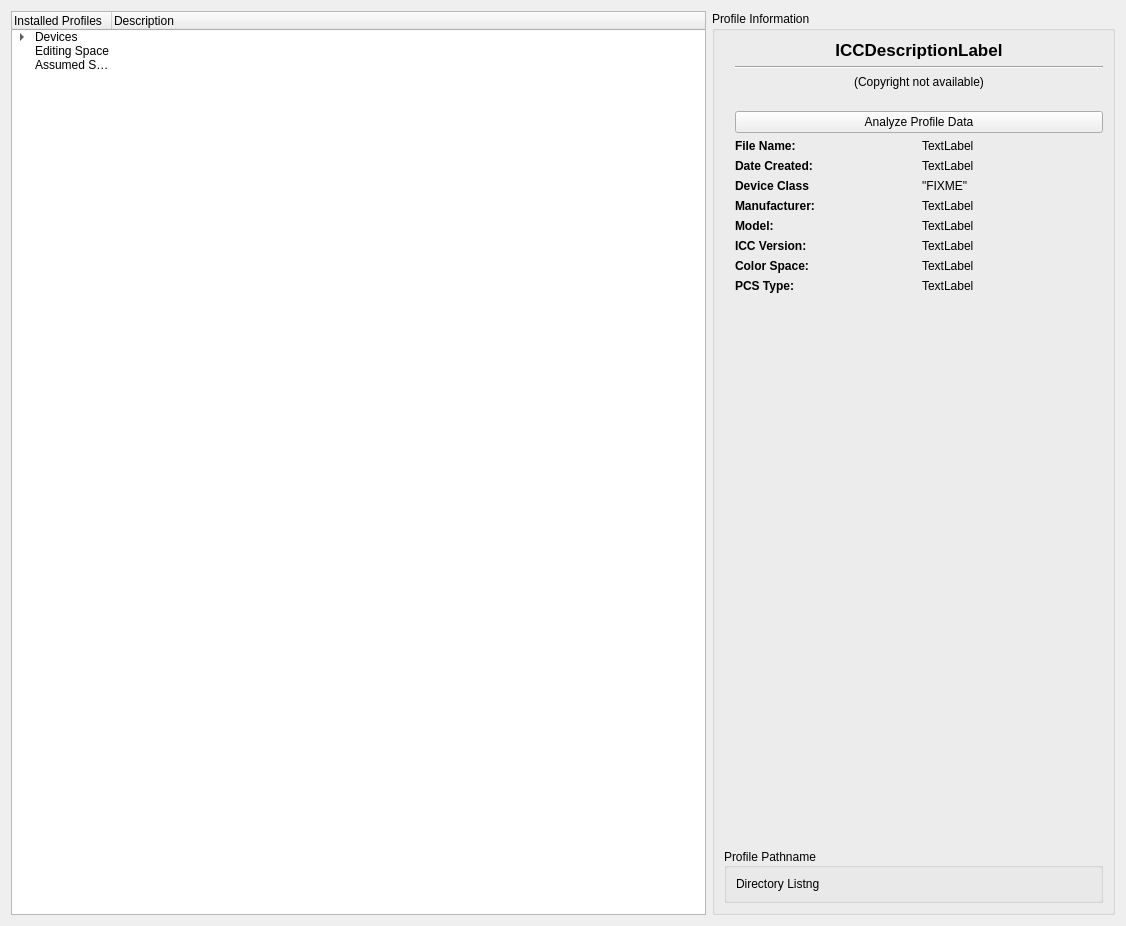
KDE/kolor-manager, file information/kminfo.ui: the form before one commit.
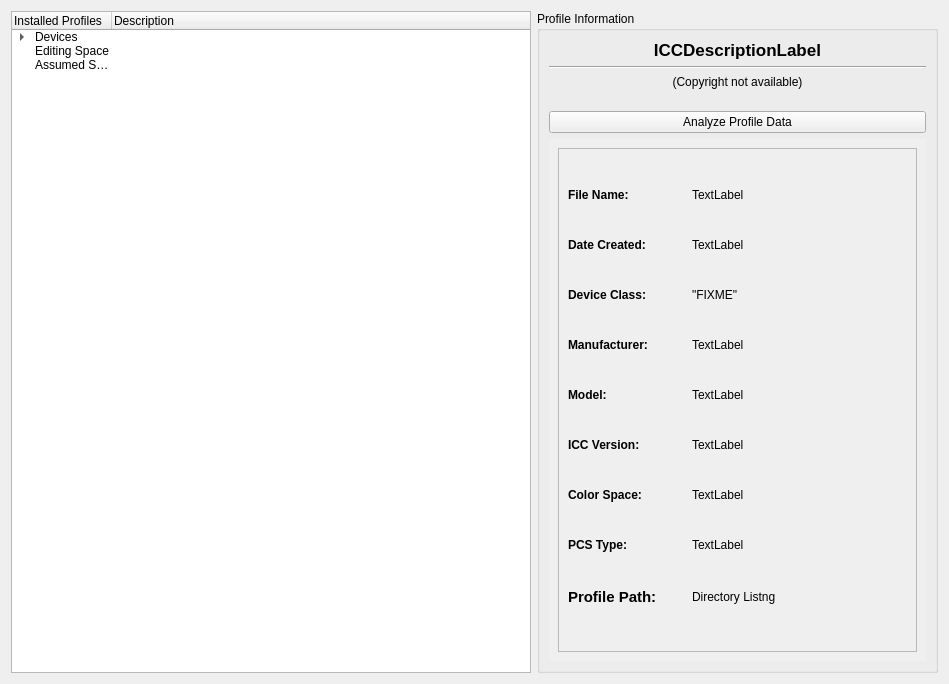
The form after the commit.

Commit message: Improved layout.  The profileInfoGroupBox will not take over the whole dialog now.  It will create scroll bars if needed for longer strings in the profile information area.

What changed in the file:
```diff
--- a/information/kminfo.ui
+++ b/information/kminfo.ui
@@ -1,27 +1,39 @@
 <ui version="4.0" >
  <class>kminfo</class>
- <widget class="QWidget" name="kminfo" >
-  <property name="geometry" >
+ <widget class="QWidget" name="kminfo">
+  <property name="geometry">
    <rect>
     <x>0</x>
     <y>0</y>
-    <width>1126</width>
-    <height>926</height>
+    <width>949</width>
+    <height>684</height>
    </rect>
   </property>
   <property name="windowTitle" >
    <string>Form</string>
   </property>
-  <layout class="QGridLayout" name="gridLayout_3" >
-   <item row="0" column="0" >
-    <widget class="QTreeWidget" name="installedProfilesTree" >
-     <property name="sizePolicy" >
-      <sizepolicy vsizetype="Minimum" hsizetype="Ignored" >
+  <layout class="QGridLayout" name="gridLayout_4">
+   <item row="0" column="0">
+    <widget class="QTreeWidget" name="installedProfilesTree">
+     <property name="sizePolicy">
+      <sizepolicy hsizetype="Preferred" vsizetype="Minimum">
        <horstretch>0</horstretch>
        <verstretch>0</verstretch>
       </sizepolicy>
      </property>
-     <property name="alternatingRowColors" >
+     <property name="minimumSize">
+      <size>
+       <width>520</width>
+       <height>0</height>
+      </size>
+     </property>
+     <property name="maximumSize">
+      <size>
+       <width>600</width>
+       <height>16777215</height>
+      </size>
+     </property>
+     <property name="alternatingRowColors">
       <bool>false</bool>
      </property>
      <property name="selectionMode" >
@@ -101,33 +113,28 @@
      </item>
     </widget>
    </item>
-   <item row="0" column="1" >
-    <widget class="QGroupBox" name="profileInfoGroupBox" >
-     <property name="sizePolicy" >
-      <sizepolicy vsizetype="Preferred" hsizetype="Maximum" >
+   <item row="0" column="1">
+    <widget class="QGroupBox" name="profileInfoGroupBox">
+     <property name="sizePolicy">
+      <sizepolicy hsizetype="Ignored" vsizetype="Preferred">
        <horstretch>0</horstretch>
        <verstretch>0</verstretch>
       </sizepolicy>
      </property>
-     <property name="title" >
+     <property name="minimumSize">
+      <size>
+       <width>100</width>
+       <height>0</height>
+      </size>
+     </property>
+     <property name="title">
       <string>Profile Information</string>
      </property>
-     <layout class="QGridLayout" name="gridLayout_2" >
-      <item row="0" column="0" >
-       <layout class="QVBoxLayout" name="verticalLayout" >
-        <property name="sizeConstraint" >
-         <enum>QLayout::SetDefaultConstraint</enum>
-        </property>
-        <property name="leftMargin" >
-         <number>11</number>
-        </property>
-        <property name="bottomMargin" >
-         <number>9</number>
-        </property>
-        <item>
-         <widget class="QLabel" name="descriptionTagLabel" >
-          <property name="sizePolicy" >
-           <sizepolicy vsizetype="Fixed" hsizetype="Preferred" >
+     <layout class="QGridLayout" name="gridLayout_3">
+      <item row="0" column="0">
+       <widget class="QLabel" name="descriptionTagLabel">
+        <property name="sizePolicy">
+         <sizepolicy hsizetype="Preferred" vsizetype="Fixed">
             <horstretch>0</horstretch>
             <verstretch>0</verstretch>
            </sizepolicy>
@@ -150,17 +157,17 @@
           </property>
          </widget>
         </item>
-        <item>
-         <widget class="Line" name="line_2" >
-          <property name="orientation" >
+      <item row="1" column="0">
+       <widget class="Line" name="line_2">
+        <property name="orientation">
            <enum>Qt::Horizontal</enum>
           </property>
          </widget>
         </item>
-        <item>
-         <widget class="QLabel" name="copyrightTagLabel" >
-          <property name="sizePolicy" >
-           <sizepolicy vsizetype="Fixed" hsizetype="Preferred" >
+      <item row="2" column="0">
+       <widget class="QLabel" name="copyrightTagLabel">
+        <property name="sizePolicy">
+         <sizepolicy hsizetype="Preferred" vsizetype="Fixed">
             <horstretch>0</horstretch>
             <verstretch>0</verstretch>
            </sizepolicy>
@@ -188,34 +195,110 @@
           </property>
          </widget>
         </item>
-        <item>
-         <spacer name="verticalSpacer" >
-          <property name="orientation" >
+      <item row="3" column="0">
+       <spacer name="verticalSpacer">
+        <property name="orientation">
            <enum>Qt::Vertical</enum>
           </property>
           <property name="sizeType" >
            <enum>QSizePolicy::Fixed</enum>
           </property>
-          <property name="sizeHint" stdset="0" >
+        <property name="sizeHint" stdset="0">
            <size>
-            <width>368</width>
+          <width>358</width>
             <height>16</height>
            </size>
           </property>
          </spacer>
         </item>
-        <item>
-         <widget class="QPushButton" name="launchICCExaminButton" >
-          <property name="text" >
+      <item row="4" column="0">
+       <widget class="QPushButton" name="launchICCExaminButton">
+        <property name="sizePolicy">
+         <sizepolicy hsizetype="Preferred" vsizetype="Fixed">
+          <horstretch>0</horstretch>
+          <verstretch>0</verstretch>
+         </sizepolicy>
+        </property>
+        <property name="minimumSize">
+         <size>
+          <width>241</width>
+          <height>0</height>
+         </size>
+        </property>
+        <property name="text">
            <string>Analyze Profile Data</string>
           </property>
          </widget>
         </item>
-        <item>
-         <layout class="QGridLayout" name="gridLayout" >
-          <item row="0" column="0" >
-           <widget class="QLabel" name="filenameLabel" >
-            <property name="font" >
+      <item row="5" column="0">
+       <widget class="QScrollArea" name="scrollArea">
+        <property name="sizePolicy">
+         <sizepolicy hsizetype="Preferred" vsizetype="Preferred">
+          <horstretch>0</horstretch>
+          <verstretch>0</verstretch>
+         </sizepolicy>
+        </property>
+        <property name="frameShape">
+         <enum>QFrame::NoFrame</enum>
+        </property>
+        <property name="verticalScrollBarPolicy">
+         <enum>Qt::ScrollBarAlwaysOff</enum>
+        </property>
+        <property name="widgetResizable">
+         <bool>true</bool>
+        </property>
+        <widget class="QWidget" name="scrollAreaWidgetContents">
+         <property name="geometry">
+          <rect>
+           <x>0</x>
+           <y>0</y>
+           <width>383</width>
+           <height>480</height>
+          </rect>
+         </property>
+         <layout class="QGridLayout" name="gridLayout_2">
+          <item row="0" column="0">
+           <widget class="QFrame" name="frame">
+            <property name="sizePolicy">
+             <sizepolicy hsizetype="MinimumExpanding" vsizetype="MinimumExpanding">
+              <horstretch>99</horstretch>
+              <verstretch>99</verstretch>
+             </sizepolicy>
+            </property>
+            <property name="minimumSize">
+             <size>
+              <width>300</width>
+              <height>300</height>
+             </size>
+            </property>
+            <property name="frameShape">
+             <enum>QFrame::StyledPanel</enum>
+            </property>
+            <property name="frameShadow">
+             <enum>QFrame::Raised</enum>
+            </property>
+            <layout class="QGridLayout" name="gridLayout">
+             <item row="0" column="0">
+              <widget class="QLabel" name="filenameLabel">
+               <property name="sizePolicy">
+                <sizepolicy hsizetype="Fixed" vsizetype="Maximum">
+                 <horstretch>0</horstretch>
+                 <verstretch>0</verstretch>
+                </sizepolicy>
+               </property>
+               <property name="minimumSize">
+                <size>
+                 <width>88</width>
+                 <height>0</height>
+                </size>
+               </property>
+               <property name="maximumSize">
+                <size>
+                 <width>88</width>
+                 <height>16777215</height>
+                </size>
+               </property>
+               <property name="font">
              <font>
               <weight>75</weight>
               <italic>false</italic>
@@ -230,9 +313,21 @@
             </property>
            </widget>
           </item>
-          <item row="0" column="1" >
-           <widget class="QLabel" name="filenameTagLabel" >
-            <property name="font" >
+             <item row="0" column="1">
+              <widget class="QLabel" name="filenameTagLabel">
+               <property name="sizePolicy">
+                <sizepolicy hsizetype="Ignored" vsizetype="Maximum">
+                 <horstretch>0</horstretch>
+                 <verstretch>0</verstretch>
+                </sizepolicy>
+               </property>
+               <property name="minimumSize">
+                <size>
+                 <width>100</width>
+                 <height>0</height>
+                </size>
+               </property>
+               <property name="font">
              <font>
               <italic>false</italic>
              </font>
@@ -252,10 +347,10 @@
             <property name="scaledContents" >
              <bool>false</bool>
             </property>
-            <property name="alignment" >
-             <set>Qt::AlignLeading|Qt::AlignLeft|Qt::AlignVCenter</set>
-            </property>
-            <property name="wordWrap" >
+               <property name="alignment">
+                <set>Qt::AlignJustify|Qt::AlignVCenter</set>
+               </property>
+               <property name="wordWrap">
              <bool>true</bool>
             </property>
             <property name="margin" >
@@ -266,9 +361,21 @@
             </property>
            </widget>
           </item>
-          <item row="1" column="0" >
-           <widget class="QLabel" name="dateTextLabel" >
-            <property name="font" >
+             <item row="1" column="0">
+              <widget class="QLabel" name="dateTextLabel">
+               <property name="sizePolicy">
+                <sizepolicy hsizetype="Fixed" vsizetype="Maximum">
+                 <horstretch>0</horstretch>
+                 <verstretch>0</verstretch>
+                </sizepolicy>
+               </property>
+               <property name="minimumSize">
+                <size>
+                 <width>116</width>
+                 <height>0</height>
+                </size>
+               </property>
+               <property name="font">
              <font>
               <weight>75</weight>
               <italic>false</italic>
@@ -281,36 +388,84 @@
             </property>
            </widget>
           </item>
-          <item row="1" column="1" >
-           <widget class="QLabel" name="dateTagLabel" >
-            <property name="text" >
+             <item row="1" column="1">
+              <widget class="QLabel" name="dateTagLabel">
+               <property name="sizePolicy">
+                <sizepolicy hsizetype="Ignored" vsizetype="Maximum">
+                 <horstretch>0</horstretch>
+                 <verstretch>0</verstretch>
+                </sizepolicy>
+               </property>
+               <property name="minimumSize">
+                <size>
+                 <width>100</width>
+                 <height>0</height>
+                </size>
+               </property>
+               <property name="text">
              <string>TextLabel</string>
             </property>
            </widget>
           </item>
-          <item row="2" column="0" >
-           <widget class="QLabel" name="dcTextLabel" >
-            <property name="font" >
+             <item row="2" column="0">
+              <widget class="QLabel" name="dcTextLabel">
+               <property name="sizePolicy">
+                <sizepolicy hsizetype="Fixed" vsizetype="Maximum">
+                 <horstretch>0</horstretch>
+                 <verstretch>0</verstretch>
+                </sizepolicy>
+               </property>
+               <property name="minimumSize">
+                <size>
+                 <width>113</width>
+                 <height>0</height>
+                </size>
+               </property>
+               <property name="font">
              <font>
               <weight>75</weight>
               <bold>true</bold>
              </font>
             </property>
-            <property name="text" >
-             <string>Device Class</string>
+               <property name="text">
+                <string>Device Class:</string>
             </property>
            </widget>
           </item>
-          <item row="2" column="1" >
-           <widget class="QLabel" name="deviceClassTagLabel" >
-            <property name="text" >
-             <string>"FIXME"</string>
-            </property>
-           </widget>
-          </item>
-          <item row="3" column="0" >
-           <widget class="QLabel" name="manufacturerLabel" >
-            <property name="font" >
+             <item row="2" column="1">
+              <widget class="QLabel" name="deviceClassTagLabel">
+               <property name="sizePolicy">
+                <sizepolicy hsizetype="Ignored" vsizetype="Maximum">
+                 <horstretch>0</horstretch>
+                 <verstretch>0</verstretch>
+                </sizepolicy>
+               </property>
+               <property name="minimumSize">
+                <size>
+                 <width>100</width>
+                 <height>0</height>
+                </size>
+               </property>
+               <property name="text">
+                <string>&quot;FIXME&quot;</string>
+               </property>
+              </widget>
+             </item>
+             <item row="3" column="0">
+              <widget class="QLabel" name="manufacturerLabel">
+               <property name="sizePolicy">
+                <sizepolicy hsizetype="Fixed" vsizetype="Maximum">
+                 <horstretch>0</horstretch>
+                 <verstretch>0</verstretch>
+                </sizepolicy>
+               </property>
+               <property name="minimumSize">
+                <size>
+                 <width>118</width>
+                 <height>0</height>
+                </size>
+               </property>
+               <property name="font">
              <font>
               <weight>75</weight>
               <bold>true</bold>
@@ -321,16 +476,43 @@
             </property>
            </widget>
           </item>
-          <item row="3" column="1" >
-           <widget class="QLabel" name="mfgTagLabel" >
-            <property name="text" >
+             <item row="3" column="1">
+              <widget class="QLabel" name="mfgTagLabel">
+               <property name="sizePolicy">
+                <sizepolicy hsizetype="Ignored" vsizetype="Maximum">
+                 <horstretch>0</horstretch>
+                 <verstretch>0</verstretch>
+                </sizepolicy>
+               </property>
+               <property name="minimumSize">
+                <size>
+                 <width>100</width>
+                 <height>0</height>
+                </size>
+               </property>
+               <property name="text">
              <string>TextLabel</string>
             </property>
-           </widget>
-          </item>
-          <item row="4" column="0" >
-           <widget class="QLabel" name="modelTexLabel" >
-            <property name="font" >
+               <property name="alignment">
+                <set>Qt::AlignJustify|Qt::AlignVCenter</set>
+               </property>
+              </widget>
+             </item>
+             <item row="4" column="0">
+              <widget class="QLabel" name="modelTexLabel">
+               <property name="sizePolicy">
+                <sizepolicy hsizetype="Fixed" vsizetype="Maximum">
+                 <horstretch>0</horstretch>
+                 <verstretch>0</verstretch>
+                </sizepolicy>
+               </property>
+               <property name="minimumSize">
+                <size>
+                 <width>55</width>
+                 <height>0</height>
+                </size>
+               </property>
+               <property name="font">
              <font>
               <weight>75</weight>
               <bold>true</bold>
@@ -341,16 +523,43 @@
             </property>
            </widget>
           </item>
-          <item row="4" column="1" >
-           <widget class="QLabel" name="modelTagLabel" >
-            <property name="text" >
+             <item row="4" column="1">
+              <widget class="QLabel" name="modelTagLabel">
+               <property name="sizePolicy">
+                <sizepolicy hsizetype="Ignored" vsizetype="Maximum">
+                 <horstretch>0</horstretch>
+                 <verstretch>0</verstretch>
+                </sizepolicy>
+               </property>
+               <property name="minimumSize">
+                <size>
+                 <width>100</width>
+                 <height>0</height>
+                </size>
+               </property>
+               <property name="text">
              <string>TextLabel</string>
             </property>
-           </widget>
-          </item>
-          <item row="5" column="0" >
-           <widget class="QLabel" name="iccVersionLabel" >
-            <property name="font" >
+               <property name="alignment">
+                <set>Qt::AlignJustify|Qt::AlignVCenter</set>
+               </property>
+              </widget>
+             </item>
+             <item row="5" column="0">
+              <widget class="QLabel" name="iccVersionLabel">
+               <property name="sizePolicy">
+                <sizepolicy hsizetype="Fixed" vsizetype="Maximum">
+                 <horstretch>0</horstretch>
+                 <verstretch>0</verstretch>
+                </sizepolicy>
+               </property>
+               <property name="minimumSize">
+                <size>
+                 <width>101</width>
+                 <height>0</height>
+                </size>
+               </property>
+               <property name="font">
              <font>
               <weight>75</weight>
               <bold>true</bold>
@@ -361,16 +570,40 @@
             </property>
            </widget>
           </item>
-          <item row="5" column="1" >
-           <widget class="QLabel" name="iccVerTagLabel" >
-            <property name="text" >
+             <item row="5" column="1">
+              <widget class="QLabel" name="iccVerTagLabel">
+               <property name="sizePolicy">
+                <sizepolicy hsizetype="Ignored" vsizetype="Maximum">
+                 <horstretch>0</horstretch>
+                 <verstretch>0</verstretch>
+                </sizepolicy>
+               </property>
+               <property name="minimumSize">
+                <size>
+                 <width>100</width>
+                 <height>0</height>
+                </size>
+               </property>
+               <property name="text">
              <string>TextLabel</string>
             </property>
            </widget>
           </item>
-          <item row="6" column="0" >
-           <widget class="QLabel" name="colorspaceLabel" >
-            <property name="font" >
+             <item row="6" column="0">
+              <widget class="QLabel" name="colorspaceLabel">
+               <property name="sizePolicy">
+                <sizepolicy hsizetype="Fixed" vsizetype="Maximum">
+                 <horstretch>0</horstretch>
+                 <verstretch>0</verstretch>
+                </sizepolicy>
+               </property>
+               <property name="minimumSize">
+                <size>
+                 <width>104</width>
+                 <height>0</height>
+                </size>
+               </property>
+               <property name="font">
              <font>
               <weight>75</weight>
               <bold>true</bold>
@@ -381,16 +614,40 @@
             </property>
            </widget>
           </item>
-          <item row="6" column="1" >
-           <widget class="QLabel" name="colorspaceTagLabel" >
-            <property name="text" >
+             <item row="6" column="1">
+              <widget class="QLabel" name="colorspaceTagLabel">
+               <property name="sizePolicy">
+                <sizepolicy hsizetype="Ignored" vsizetype="Maximum">
+                 <horstretch>0</horstretch>
+                 <verstretch>0</verstretch>
+                </sizepolicy>
+               </property>
+               <property name="minimumSize">
+                <size>
+                 <width>100</width>
+                 <height>0</height>
+                </size>
+               </property>
+               <property name="text">
              <string>TextLabel</string>
             </property>
            </widget>
           </item>
-          <item row="7" column="0" >
-           <widget class="QLabel" name="pcsTypeLabel" >
-            <property name="font" >
+             <item row="7" column="0">
+              <widget class="QLabel" name="pcsTypeLabel">
+               <property name="sizePolicy">
+                <sizepolicy hsizetype="Fixed" vsizetype="Maximum">
+                 <horstretch>0</horstretch>
+                 <verstretch>0</verstretch>
+                </sizepolicy>
+               </property>
+               <property name="minimumSize">
+                <size>
+                 <width>84</width>
+                 <height>0</height>
+                </size>
+               </property>
+               <property name="font">
              <font>
               <weight>75</weight>
               <bold>true</bold>
@@ -401,51 +658,75 @@
             </property>
            </widget>
           </item>
-          <item row="7" column="1" >
-           <widget class="QLabel" name="pcsTagLabel" >
-            <property name="text" >
+             <item row="7" column="1">
+              <widget class="QLabel" name="pcsTagLabel">
+               <property name="sizePolicy">
+                <sizepolicy hsizetype="Ignored" vsizetype="Maximum">
+                 <horstretch>0</horstretch>
+                 <verstretch>0</verstretch>
+                </sizepolicy>
+               </property>
+               <property name="minimumSize">
+                <size>
+                 <width>100</width>
+                 <height>0</height>
+                </size>
+               </property>
+               <property name="text">
              <string>TextLabel</string>
             </property>
            </widget>
           </item>
-         </layout>
-        </item>
-       </layout>
-      </item>
-      <item row="1" column="0" >
-       <spacer name="verticalSpacer_2" >
-        <property name="orientation" >
-         <enum>Qt::Vertical</enum>
-        </property>
-        <property name="sizeType" >
-         <enum>QSizePolicy::Expanding</enum>
-        </property>
-        <property name="sizeHint" stdset="0" >
+             <item row="8" column="0">
+              <widget class="QLabel" name="profilePathLabel">
+               <property name="sizePolicy">
+                <sizepolicy hsizetype="Fixed" vsizetype="Maximum">
+                 <horstretch>0</horstretch>
+                 <verstretch>0</verstretch>
+                </sizepolicy>
+               </property>
+               <property name="minimumSize">
          <size>
-          <width>43</width>
-          <height>75</height>
-         </size>
-        </property>
-       </spacer>
-      </item>
-      <item row="2" column="0" >
-       <widget class="QGroupBox" name="profilePathGroupBox" >
-        <property name="title" >
-         <string>Profile Pathname</string>
-        </property>
-        <property name="alignment" >
-         <set>Qt::AlignLeading|Qt::AlignLeft|Qt::AlignVCenter</set>
-        </property>
-        <layout class="QGridLayout" name="gridLayout_4" >
-         <item row="0" column="0" >
-          <widget class="QLabel" name="directoryListingTag" >
-           <property name="sizePolicy" >
-            <sizepolicy vsizetype="Preferred" hsizetype="Preferred" >
+                 <width>102</width>
+                 <height>0</height>
+                </size>
+               </property>
+               <property name="font">
+                <font>
+                 <weight>75</weight>
+                 <bold>true</bold>
+                </font>
+               </property>
+               <property name="text">
+                <string>&lt;!DOCTYPE HTML PUBLIC &quot;-//W3C//DTD HTML 4.0//EN&quot; &quot;http://www.w3.org/TR/REC-html40/strict.dtd&quot;&gt;
+&lt;html&gt;&lt;head&gt;&lt;meta name=&quot;qrichtext&quot; content=&quot;1&quot; /&gt;&lt;style type=&quot;text/css&quot;&gt;
+p, li { white-space: pre-wrap; }
+&lt;/style&gt;&lt;/head&gt;&lt;body style=&quot; font-family:'DejaVu Sans'; font-size:11pt; font-weight:600; font-style:normal;&quot;&gt;
+&lt;p style=&quot; margin-top:0px; margin-bottom:0px; margin-left:0px; margin-right:0px; -qt-block-indent:0; text-indent:0px;&quot;&gt;Profile Path:&lt;/p&gt;&lt;/body&gt;&lt;/html&gt;</string>
+               </property>
+              </widget>
+             </item>
+             <item row="8" column="1">
+              <widget class="QLabel" name="directoryListingTag">
+               <property name="sizePolicy">
+                <sizepolicy hsizetype="Ignored" vsizetype="Maximum">
              <horstretch>0</horstretch>
              <verstretch>0</verstretch>
             </sizepolicy>
            </property>
-           <property name="font" >
+               <property name="minimumSize">
+                <size>
+                 <width>100</width>
+                 <height>0</height>
+                </size>
+               </property>
+               <property name="maximumSize">
+                <size>
+                 <width>16777215</width>
+                 <height>16777215</height>
+                </size>
+               </property>
+               <property name="font">
             <font>
              <weight>50</weight>
              <italic>false</italic>
@@ -461,7 +742,10 @@
            <property name="scaledContents" >
             <bool>true</bool>
            </property>
-           <property name="wordWrap" >
+               <property name="alignment">
+                <set>Qt::AlignJustify|Qt::AlignVCenter</set>
+               </property>
+               <property name="wordWrap">
             <bool>true</bool>
            </property>
            <property name="textInteractionFlags" >
@@ -470,6 +754,10 @@
           </widget>
          </item>
         </layout>
+           </widget>
+          </item>
+         </layout>
+        </widget>
        </widget>
       </item>
      </layout>
```
Left out of the diff: 105 changed lines with no effect on the pictures. Lines whose indentation alone changed are shown as unchanged. The commit also changes 1 other file.
